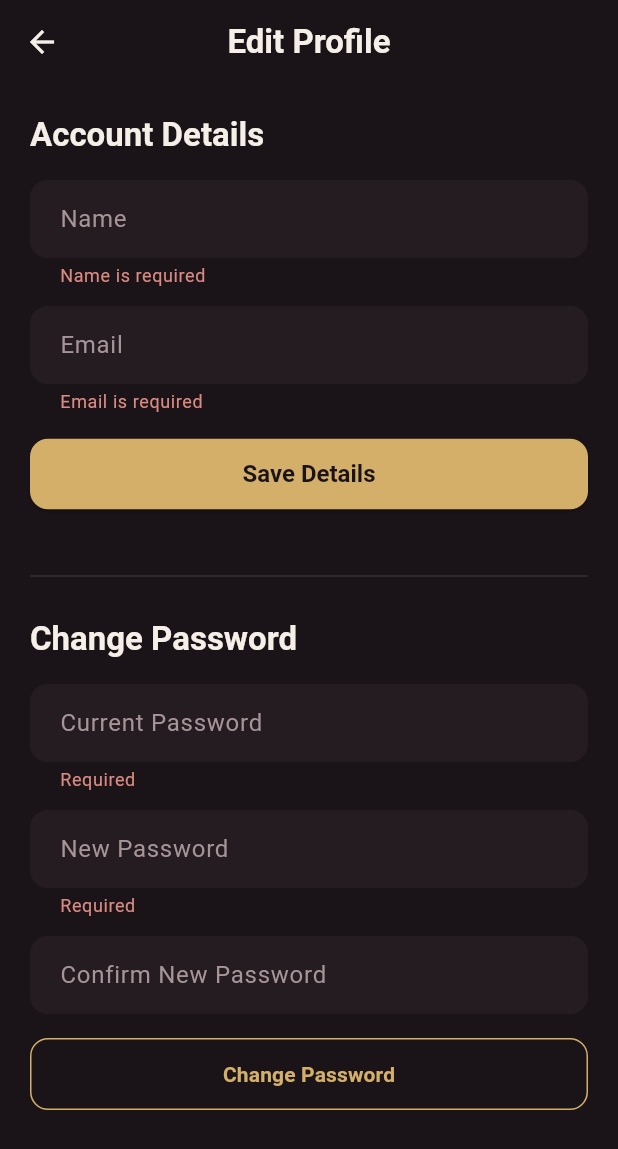
After one commit to Sandali-82/WardrobeIQ-App, a Flutter app: the ProfileEditScreen screen opened directly, after a tap on "Save Details", after a tap on "Change Password", on a phone screen of 412 x 824 dp. The commit adds this screen. Shown: the top 1149 px of the screen. Run offline on Flutter 3.47's test engine with Material 3 defaults, Android fonts, the phone set to English and light mode, and no system bars; our stand-ins replace image_picker, shared_preferences, table_calendar; accounts and stored records are empty.

Commit message:
Add edit profile initial codes

```diff
--- /dev/null
+++ b/lib/screens/profile_edit_screen.dart
@@ -0,0 +1,221 @@
+import 'package:flutter/material.dart';
+import '../app_theme.dart';
+import '../services/api_service.dart';
+
+class ProfileEditScreen extends StatefulWidget {
+  const ProfileEditScreen({super.key});
+
+  @override
+  State<ProfileEditScreen> createState() => _ProfileEditScreenState();
+}
+
+class _ProfileEditScreenState extends State<ProfileEditScreen> {
+  final _detailsFormKey = GlobalKey<FormState>();
+  final _passwordFormKey = GlobalKey<FormState>();
+
+  final _nameController = TextEditingController();
+  final _emailController = TextEditingController();
+
+  final _currentPasswordController = TextEditingController();
+  final _newPasswordController = TextEditingController();
+  final _confirmPasswordController = TextEditingController();
+
+  bool _isSavingDetails = false;
+  bool _isSavingPassword = false;
+  String? _detailsError;
+  String? _detailsSuccess;
+  String? _passwordError;
+  String? _passwordSuccess;
+
+  @override
+  void initState() {
+    super.initState();
+    _loadCurrentInfo();
+  }
+
+  Future<void> _loadCurrentInfo() async {
+    final info = await ApiService.getSavedUserInfo();
+    _nameController.text = info.name ?? '';
+    _emailController.text = info.email ?? '';
+  }
+
+  @override
+  void dispose() {
+    _nameController.dispose();
+    _emailController.dispose();
+    _currentPasswordController.dispose();
+    _newPasswordController.dispose();
+    _confirmPasswordController.dispose();
+    super.dispose();
+  }
+
+  Future<void> _saveDetails() async {
+    if (!_detailsFormKey.currentState!.validate()) return;
+
+    setState(() {
+      _isSavingDetails = true;
+      _detailsError = null;
+      _detailsSuccess = null;
+    });
+
+    try {
+      await ApiService.updateProfile(
+        name: _nameController.text.trim(),
+        email: _emailController.text.trim(),
+      );
+      setState(() => _detailsSuccess = 'Profile updated.');
+    } catch (e) {
+      setState(() => _detailsError = e.toString().replaceFirst('Exception: ', ''));
+    } finally {
+      if (mounted) setState(() => _isSavingDetails = false);
+    }
+  }
+
+  Future<void> _savePassword() async {
+    if (!_passwordFormKey.currentState!.validate()) return;
+
+    setState(() {
+      _isSavingPassword = true;
+      _passwordError = null;
+      _passwordSuccess = null;
+    });
+
+    try {
+      await ApiService.changePassword(
+        currentPassword: _currentPasswordController.text,
+        newPassword: _newPasswordController.text,
+      );
+      setState(() => _passwordSuccess = 'Password changed.');
+      _currentPasswordController.clear();
+      _newPasswordController.clear();
+      _confirmPasswordController.clear();
+    } catch (e) {
+      setState(() => _passwordError = e.toString().replaceFirst('Exception: ', ''));
+    } finally {
+      if (mounted) setState(() => _isSavingPassword = false);
+    }
+  }
+
+  @override
+  Widget build(BuildContext context) {
+    return Scaffold(
+      appBar: AppBar(title: const Text('Edit Profile')),
+      body: SingleChildScrollView(
+        padding: const EdgeInsets.all(20),
+        child: Column(
+          crossAxisAlignment: CrossAxisAlignment.stretch,
+          children: [
+            Text('Account Details', style: Theme.of(context).textTheme.titleLarge),
+            const SizedBox(height: 16),
+            Form(
+              key: _detailsFormKey,
+              child: Column(
+                crossAxisAlignment: CrossAxisAlignment.stretch,
+                children: [
+                  TextFormField(
+                    controller: _nameController,
+                    decoration: const InputDecoration(labelText: 'Name'),
+                    validator: (v) => (v == null || v.trim().isEmpty) ? 'Name is required' : null,
+                  ),
+                  const SizedBox(height: 12),
+                  TextFormField(
+                    controller: _emailController,
+                    keyboardType: TextInputType.emailAddress,
+                    decoration: const InputDecoration(labelText: 'Email'),
+                    validator: (v) {
+                      if (v == null || v.trim().isEmpty) return 'Email is required';
+                      if (!v.contains('@')) return 'Enter a valid email';
+                      return null;
+                    },
+                  ),
+                  if (_detailsError != null)
+                    Padding(
+                      padding: const EdgeInsets.only(top: 8),
+                      child: Text(_detailsError!, style: const TextStyle(color: AppColors.error, fontSize: 13)),
+                    ),
+                  if (_detailsSuccess != null)
+                    Padding(
+                      padding: const EdgeInsets.only(top: 8),
+                      child: Text(_detailsSuccess!, style: const TextStyle(color: AppColors.success, fontSize: 13)),
+                    ),
+                  const SizedBox(height: 16),
+                  ElevatedButton(
+                    onPressed: _isSavingDetails ? null : _saveDetails,
+                    child: _isSavingDetails
+                        ? const SizedBox(
+                            height: 20, width: 20,
+                            child: CircularProgressIndicator(strokeWidth: 2, color: AppColors.background),
+                          )
+                        : const Text('Save Details'),
+                  ),
+                ],
+              ),
+            ),
+
+            const SizedBox(height: 36),
+            const Divider(),
+            const SizedBox(height: 20),
+
+            Text('Change Password', style: Theme.of(context).textTheme.titleLarge),
+            const SizedBox(height: 16),
+            Form(
+              key: _passwordFormKey,
+              child: Column(
+                crossAxisAlignment: CrossAxisAlignment.stretch,
+                children: [
+                  TextFormField(
+                    controller: _currentPasswordController,
+                    obscureText: true,
+                    decoration: const InputDecoration(labelText: 'Current Password'),
+                    validator: (v) => (v == null || v.isEmpty) ? 'Required' : null,
+                  ),
+                  const SizedBox(height: 12),
+                  TextFormField(
+                    controller: _newPasswordController,
+                    obscureText: true,
+                    decoration: const InputDecoration(labelText: 'New Password'),
+                    validator: (v) {
+                      if (v == null || v.isEmpty) return 'Required';
+                      if (v.length < 6) return 'At least 6 characters';
+                      return null;
+                    },
+                  ),
+                  const SizedBox(height: 12),
+                  TextFormField(
+                    controller: _confirmPasswordController,
+                    obscureText: true,
+                    decoration: const InputDecoration(labelText: 'Confirm New Password'),
+                    validator: (v) {
+                      if (v != _newPasswordController.text) return 'Passwords do not match';
+                      return null;
+                    },
+                  ),
+                  if (_passwordError != null)
+                    Padding(
+                      padding: const EdgeInsets.only(top: 8),
+                      child: Text(_passwordError!, style: const TextStyle(color: AppColors.error, fontSize: 13)),
+                    ),
+                  if (_passwordSuccess != null)
+                    Padding(
+                      padding: const EdgeInsets.only(top: 8),
+                      child: Text(_passwordSuccess!, style: const TextStyle(color: AppColors.success, fontSize: 13)),
+                    ),
+                  const SizedBox(height: 16),
+                  OutlinedButton(
+                    onPressed: _isSavingPassword ? null : _savePassword,
+                    child: _isSavingPassword
+                        ? const SizedBox(
+                            height: 20, width: 20,
+                            child: CircularProgressIndicator(strokeWidth: 2, color: AppColors.primary),
+                          )
+                        : const Text('Change Password'),
+                  ),
+                ],
+              ),
+            ),
+          ],
+        ),
+      ),
+    );
+  }
+}
--- a/lib/screens/profile_screen.dart
+++ b/lib/screens/profile_screen.dart
@@ -5,6 +5,7 @@ import 'face_shape_screen.dart';
 import 'body_shape_screen.dart';
 import 'undertone_screen.dart';
 import 'styling_guide_screen.dart';
+import 'profile_edit_screen.dart';
 
 class ProfileScreen extends StatefulWidget {
   const ProfileScreen({super.key});
@@ -67,6 +68,12 @@ class _ProfileScreenState extends State<ProfileScreen> {
     );
   }
 
+  void _openEditProfile() {
+    Navigator.of(context).push(
+      MaterialPageRoute(builder: (_) => const ProfileEditScreen()),
+    );
+  }
+
   @override
   Widget build(BuildContext context) {
     return Scaffold(
@@ -76,6 +83,17 @@ class _ProfileScreenState extends State<ProfileScreen> {
           : ListView(
               padding: const EdgeInsets.all(16),
               children: [
+                Card(
+                  color: AppColors.surface,
+                  child: ListTile(
+                    leading: const Icon(Icons.manage_accounts, color: AppColors.primary),
+                    title: const Text('Edit Profile'),
+                    subtitle: const Text('Name, email & password'),
+                    trailing: const Icon(Icons.chevron_right, color: AppColors.textSecondary),
+                    onTap: _openEditProfile,
+                  ),
+                ),
+                const SizedBox(height: 16),
                 _ProfileFactorTile(
                   icon: Icons.face_retouching_natural,
                   title: 'Face Shape',
--- a/lib/services/api_service.dart
+++ b/lib/services/api_service.dart
@@ -33,6 +33,22 @@ class ApiService {
   static Future<void> clearToken() async {
     final prefs = await SharedPreferences.getInstance();
     await prefs.remove('token');
+    await prefs.remove('userName');
+    await prefs.remove('userEmail');
+  }
+
+  // Cached locally alongside the token so screens (e.g. Profile Edit) can
+  // pre-fill fields without an extra round trip - kept in sync whenever
+  // login/register/updateProfile succeed.
+  static Future<void> _saveUserInfo(String name, String email) async {
+    final prefs = await SharedPreferences.getInstance();
+    await prefs.setString('userName', name);
+    await prefs.setString('userEmail', email);
+  }
+
+  static Future<({String? name, String? email})> getSavedUserInfo() async {
+    final prefs = await SharedPreferences.getInstance();
+    return (name: prefs.getString('userName'), email: prefs.getString('userEmail'));
   }
 
   static Future<Map<String, String>> _authHeaders() async {
@@ -43,9 +59,6 @@ class ApiService {
     };
   }
 
-  // Wraps a request call so network-level failures (server unreachable,
-  // timeout, DNS failure) surface as one friendly message instead of a raw
-  // exception's toString() leaking into the UI.
   static Future<T> _runSafely<T>(Future<T> Function() request) async {
     try {
       return await request();
@@ -56,8 +69,6 @@ class ApiService {
     } on HttpException {
       throw Exception('Couldn\'t connect to the server. Check your connection and try again.');
     } catch (e) {
-      // Already a clean Exception (from _handleResponse or elsewhere) -
-      // pass it through as-is; only wrap truly unexpected error types.
       if (e is Exception) rethrow;
       throw Exception('Something went wrong. Please try again.');
     }
@@ -68,8 +79,6 @@ class ApiService {
     try {
       data = response.body.isNotEmpty ? jsonDecode(response.body) : null;
     } catch (_) {
-      // Body wasn't valid JSON (e.g. a raw server error page) - don't leak
-      // that to the UI, just report a generic failure.
       throw Exception('Something went wrong. Please try again.');
     }
 
@@ -94,6 +103,7 @@ class ApiService {
       );
       final data = _handleResponse(response);
       await _saveToken(data['token']);
+      await _saveUserInfo(data['name'], data['email']);
       return data;
     });
   }
@@ -108,6 +118,7 @@ class ApiService {
       );
       final data = _handleResponse(response);
       await _saveToken(data['token']);
+      await _saveUserInfo(data['name'], data['email']);
       return data;
     });
   }
@@ -134,6 +145,30 @@ class ApiService {
     return _runSafely(() async {
       final client = _createClient();
       final response = await client.post(
+        Uri.parse('$baseUrl$path'),
+        headers: await _authHeaders(),
+        body: jsonEncode(body),
+      );
+      return _handleResponse(response);
+    });
+  }
+
+  static Future<dynamic> patchAuthed(String path, Map<String, dynamic> body) {
+    return _runSafely(() async {
+      final client = _createClient();
+      final response = await client.patch(
+        Uri.parse('$baseUrl$path'),
+        headers: await _authHeaders(),
+        body: jsonEncode(body),
+      );
+      return _handleResponse(response);
+    });
+  }
+
+  static Future<dynamic> putAuthed(String path, Map<String, dynamic> body) {
+    return _runSafely(() async {
+      final client = _createClient();
+      final response = await client.put(
         Uri.parse('$baseUrl$path'),
         headers: await _authHeaders(),
         body: jsonEncode(body),
@@ -337,4 +372,29 @@ class ApiService {
       avoid: data['avoid'] as String,
     );
   }
+
+  // ---------- Profile edit (name/email + password) ----------
+
+  static Future<({String name, String email})> updateProfile({
+    String? name,
+    String? email,
+  }) async {
+    final body = <String, dynamic>{};
+    if (name != null && name.isNotEmpty) body['name'] = name;
+    if (email != null && email.isNotEmpty) body['email'] = email;
+
+    final data = await patchAuthed('/api/auth/profile', body);
+    await _saveUserInfo(data['name'], data['email']);
+    return (name: data['name'] as String, email: data['email'] as String);
+  }
+
+  static Future<void> changePassword({
+    required String currentPassword,
+    required String newPassword,
+  }) async {
+    await putAuthed('/api/auth/change-password', {
+      'currentPassword': currentPassword,
+      'newPassword': newPassword,
+    });
+  }
 }
```
